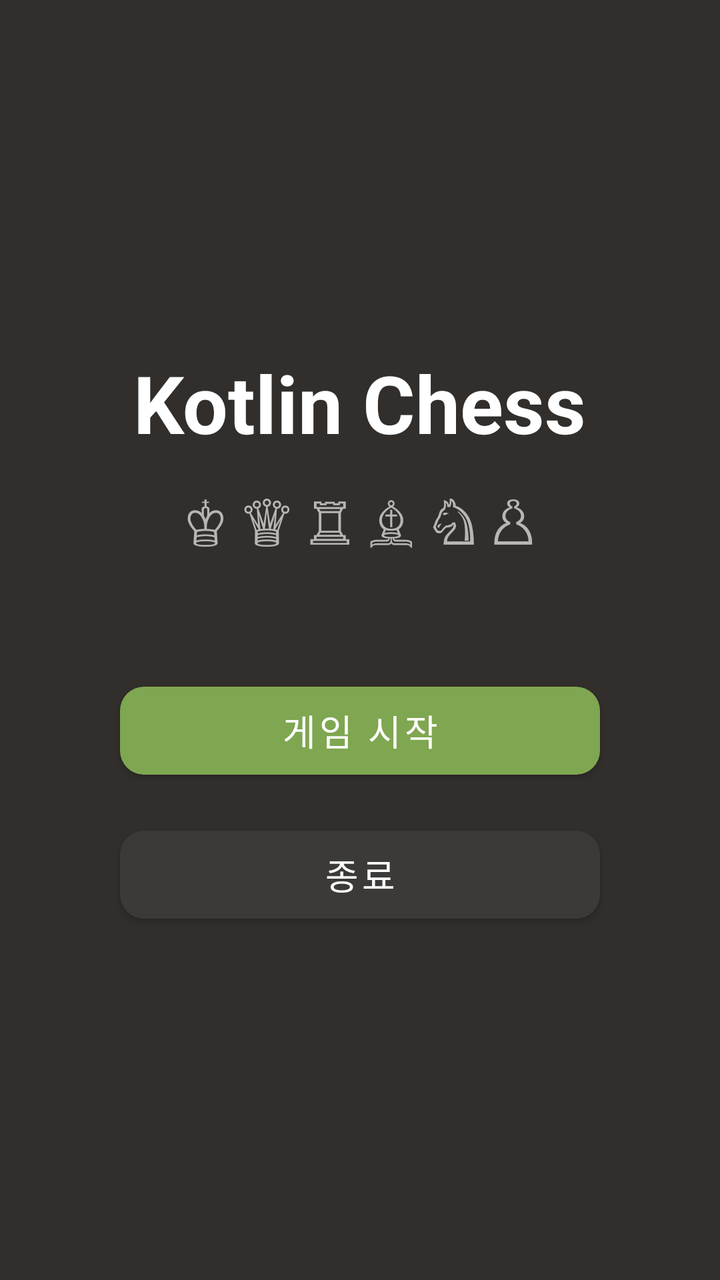
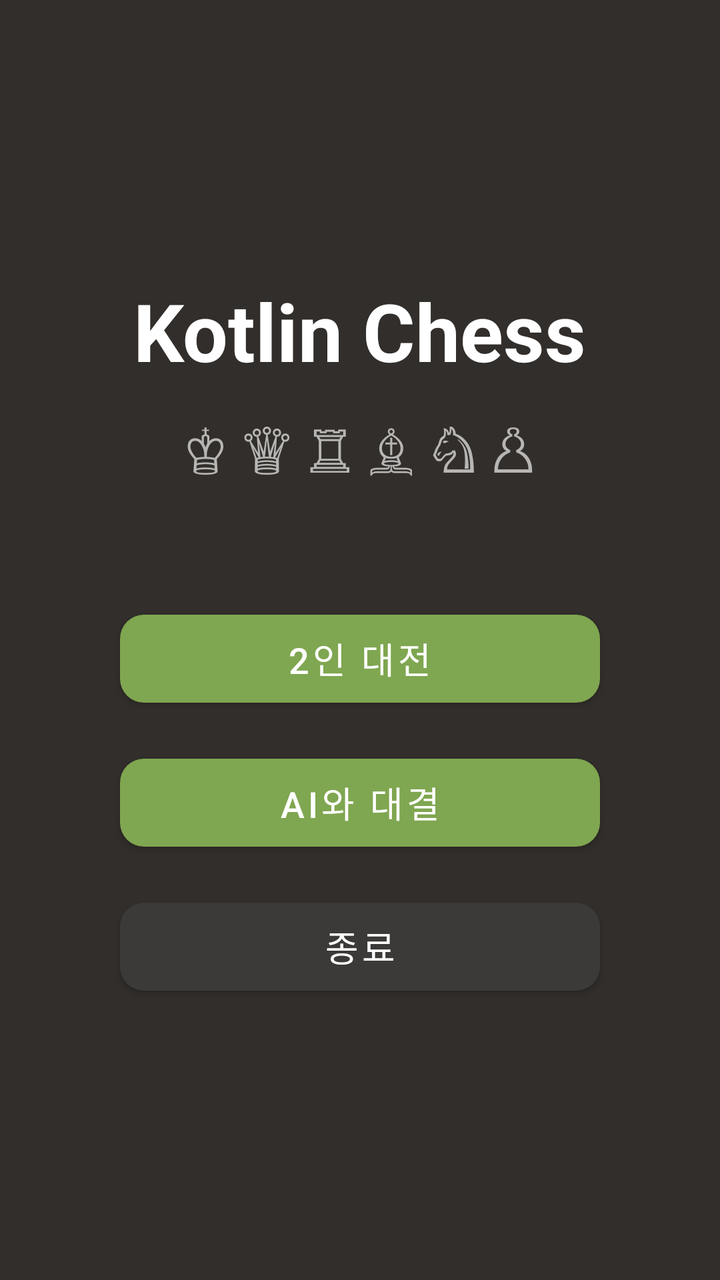

The first picture is an Android layout as it rendered before a commit; the second is the same layout after the commit. The layout source and the unified diff follow.
<!-- AndroidManifest.xml: application theme Theme.Chess -->
<!-- res/layout/activity_main.xml -->
<?xml version="1.0" encoding="utf-8"?>
<LinearLayout xmlns:android="http://schemas.android.com/apk/res/android"
    xmlns:app="http://schemas.android.com/apk/res-auto"
    xmlns:tools="http://schemas.android.com/tools"
    android:layout_width="match_parent"
    android:layout_height="match_parent"
    android:background="@color/app_bg"
    android:orientation="vertical"
    android:gravity="center"
    android:padding="32dp"
    tools:context="chess.ui.MainActivity">

    <TextView
        android:layout_width="wrap_content"
        android:layout_height="wrap_content"
        android:text="@string/app_title"
        android:textColor="@color/text_primary"
        android:textSize="40sp"
        android:textStyle="bold" />

    <TextView
        android:layout_width="wrap_content"
        android:layout_height="wrap_content"
        android:layout_marginTop="12dp"
        android:layout_marginBottom="56dp"
        android:text="♔ ♕ ♖ ♗ ♘ ♙"
        android:textColor="@color/text_secondary"
        android:textSize="30sp" />

    <com.google.android.material.button.MaterialButton
        android:id="@+id/startButton"
        android:layout_width="240dp"
        android:layout_height="56dp"
        android:text="@string/start_game"
        android:textSize="18sp"
        app:cornerRadius="12dp"
        app:backgroundTint="@color/accent_green" />

    <com.google.android.material.button.MaterialButton
        android:id="@+id/exitButton"
        android:layout_width="240dp"
        android:layout_height="56dp"
        android:layout_marginTop="16dp"
        android:text="@string/exit"
        android:textSize="18sp"
        android:textColor="@color/text_primary"
        app:cornerRadius="12dp"
        app:backgroundTint="@color/panel_bg" />

</LinearLayout>
<!-- resources referenced by this layout -->
<resources>
  <color name="accent_green">#7FA650</color>
  <color name="app_bg">#312E2B</color>
  <color name="panel_bg">#3C3A38</color>
  <color name="text_primary">#FFFFFF</color>
  <color name="text_secondary">#B8B6B4</color>
  <string name="app_title">Kotlin Chess</string>
  <string name="exit">종료</string>
  <string name="start_game">게임 시작</string>
  <style name="Theme.Chess" parent="Theme.MaterialComponents.DayNight.NoActionBar">
          <item name="colorPrimary">@color/accent_green</item>
          <item name="colorPrimaryDark">@color/app_bg</item>
          <item name="colorAccent">@color/accent_green</item>
          <item name="android:windowBackground">@color/app_bg</item>
          <item name="android:statusBarColor">@color/app_bg</item>
      </style>
</resources>

<!-- the commit's change to res/layout/activity_main.xml (unified diff, before → after) -->
@@ -28,10 +28,20 @@
         android:textSize="30sp" />
 
     <com.google.android.material.button.MaterialButton
-        android:id="@+id/startButton"
+        android:id="@+id/twoPlayerButton"
         android:layout_width="240dp"
         android:layout_height="56dp"
-        android:text="@string/start_game"
+        android:text="@string/two_player"
+        android:textSize="18sp"
+        app:cornerRadius="12dp"
+        app:backgroundTint="@color/accent_green" />
+
+    <com.google.android.material.button.MaterialButton
+        android:id="@+id/vsAiButton"
+        android:layout_width="240dp"
+        android:layout_height="56dp"
+        android:layout_marginTop="16dp"
+        android:text="@string/vs_ai"
         android:textSize="18sp"
         app:cornerRadius="12dp"
         app:backgroundTint="@color/accent_green" />
<!-- resource entries referenced after the edit -->
@@ -7,7 +7,8 @@
   <color name="text_secondary">#B8B6B4</color>
   <string name="app_title">Kotlin Chess</string>
   <string name="exit">종료</string>
-  <string name="start_game">게임 시작</string>
+  <string name="two_player">2인 대전</string>
+  <string name="vs_ai">AI와 대결</string>
   <style name="Theme.Chess" parent="Theme.MaterialComponents.DayNight.NoActionBar">
           <item name="colorPrimary">@color/accent_green</item>
           <item name="colorPrimaryDark">@color/app_bg</item>
